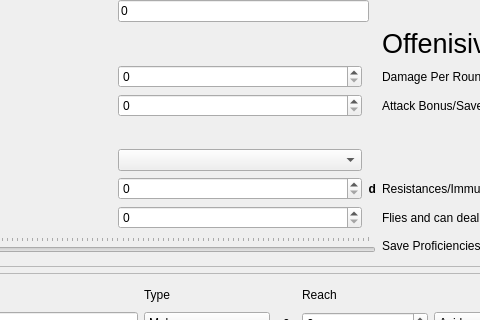
This is UI/mainScreen.ui in TheNephalian/Senior-Project as Qt 5 draws it before an edit; both pictures show x 312 to 792 and y 246 to 566 of the 1280 by 720 pixel window. The edited form follows.
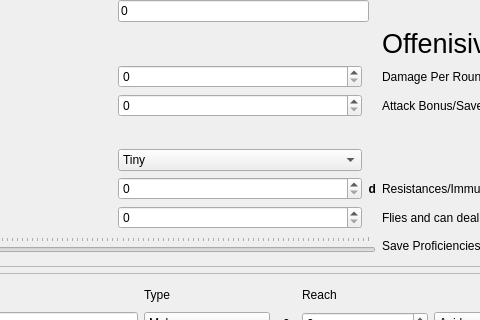
This is the edited form.

Commit message: trying to hook up everything to the latest UI

What changed in the file:
```diff
--- a/UI/mainScreen.ui
+++ b/UI/mainScreen.ui
@@ -43,7 +43,7 @@
            <property name="geometry">
             <rect>
              <x>0</x>
-             <y>-1645</y>
+             <y>0</y>
              <width>1219</width>
              <height>2255</height>
             </rect>
@@ -156,11 +156,6 @@
                   </item>
                   <item row="8" column="2">
                    <widget class="QComboBox" name="sizeComboBox">
-                    <item>
-                     <property name="text">
-                      <string/>
-                     </property>
-                    </item>
                     <item>
                      <property name="text">
                       <string>Tiny</string>
```
The commit also changes 5 other files.
